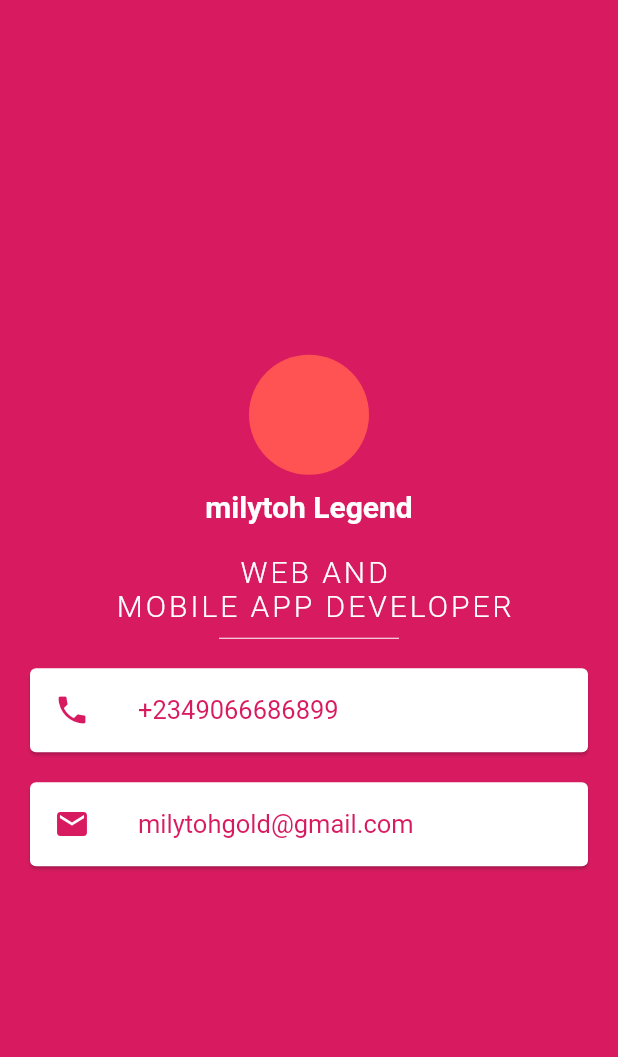
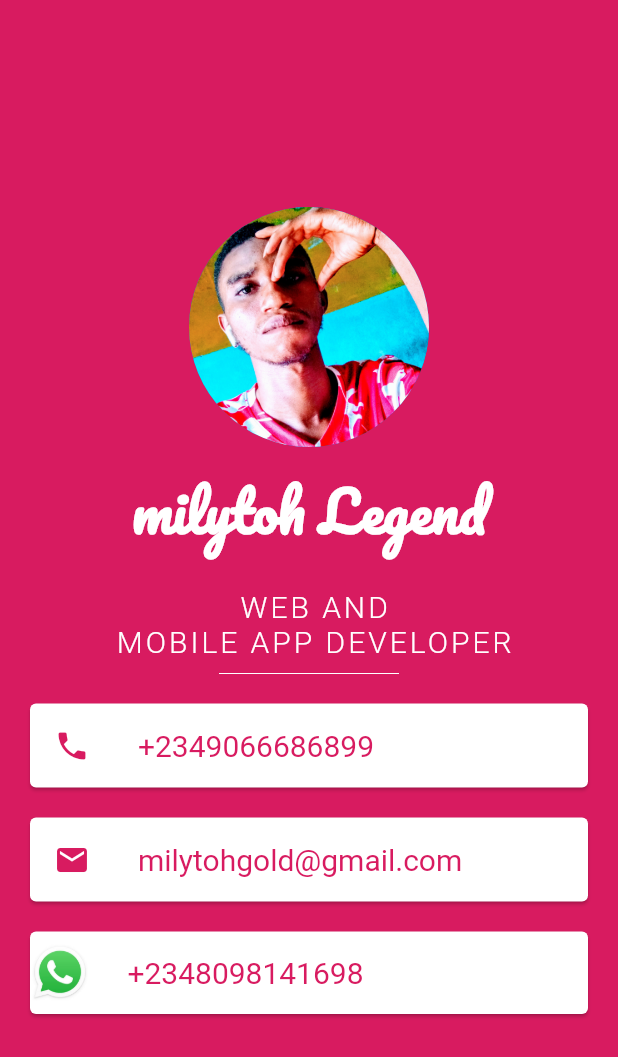
Before and after one commit to milytoh/mi_card, a Flutter app: the screen it shows after launch, on a phone screen of 412 x 824 dp. Shown: the top 1057 px of the screen. Run offline on Flutter 3.47's test engine with Material 2 defaults, Android fonts, the phone set to English and light mode, and no system bars.

Commit message:
initial commit

```diff
--- a/lib/main.dart
+++ b/lib/main.dart
@@ -22,17 +22,18 @@ class _MyAppState extends State<MyApp> {
             mainAxisAlignment: MainAxisAlignment.center,
             children: [
               CircleAvatar(
-                backgroundColor: Colors.redAccent,
-                radius: 40,
+                backgroundImage: AssetImage('assets/mili.jpg') ,
+                radius: 80,
 
               ),
               SizedBox(height: 10.0),
               Text(
                 'milytoh Legend',
                 style: TextStyle(
-                  fontSize: 20.0,
+                  fontSize: 37.0,
                   fontWeight: FontWeight.bold,
                   color: Colors.white,
+                  fontFamily: 'Pacifico',
                 ),
               ),
               SizedBox(height: 20.0),
@@ -74,7 +75,7 @@ class _MyAppState extends State<MyApp> {
                     '+2349066686899',
                     style: TextStyle(
                       color: Colors.pink[600],
-                      fontSize: 17.0,
+                      fontSize: 20.0,
                     ),
                   ),
                 ),
@@ -90,9 +91,30 @@ class _MyAppState extends State<MyApp> {
                     'milytohgold@gmail.com',
                     style: TextStyle(
                       color: Colors.pink[600],
-                      fontSize: 17.0,
+                      fontSize: 20.0,
                     ),
                   ),
+                ),
+              ),
+
+              Card(
+                margin: EdgeInsets.symmetric(vertical: 10, horizontal: 20),
+                child: Row(
+                  children: [
+                    Image(
+                      width: 40.0,
+                      height: 55.0,
+                      image: AssetImage('assets/what.jpg'),
+                    ),
+                    SizedBox(width: 25),
+                    Text(
+                      '+2348098141698',
+                      style: TextStyle(
+                        fontSize: 20,
+                        color: Colors.pink[600],
+                      ),
+                    ),
+                  ],
                 ),
               ),
 
```
Also changed, not shown: pubspec.yaml (+9 -8 lines), assets/mili.jpg (added), assets/what.jpg (added), fonts/Pacifico-Regular.ttf (added), 5 other files.
